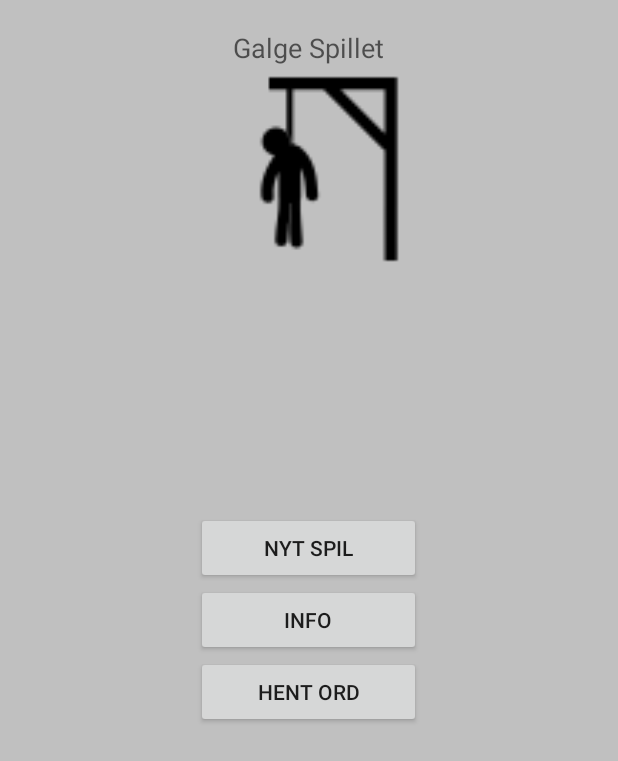
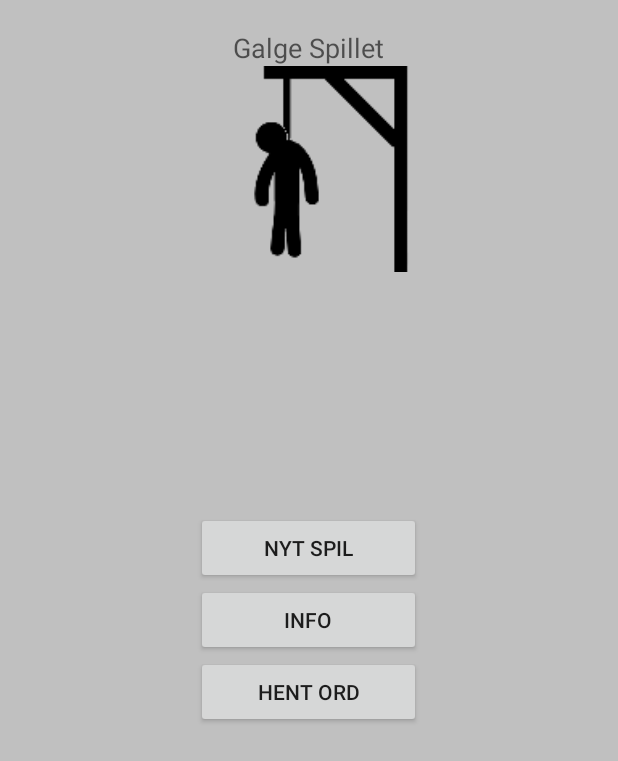
Before and after one commit to cookiesoldier/Lektions, an Android app: the screen it shows after launch (Activity_Main), on a phone screen of 412 x 824 dp. Shown: the top 761 px of the screen. Run offline under Robolectric (Android 15) with nearby library versions, the phone set to English and light mode, and no system bars.

Commit message:
Baggrund på logo. og ændret billedet på menu skærmen.

```diff
--- a/app/src/main/java/com/example/martinvieth/lektions/ui/Frag_menu.java
+++ b/app/src/main/java/com/example/martinvieth/lektions/ui/Frag_menu.java
@@ -39,7 +39,7 @@ public class Frag_menu extends Fragment implements View.OnClickListener {
         menuIV = (ImageView) rod.findViewById(R.id.imageView);
         menuIV.setMinimumWidth(width/3);
         menuIV.setMinimumHeight(width/3);
-        menuIV.setImageResource(R.mipmap.ic_launcher);
+        menuIV.setImageResource(R.mipmap.forkert6);
 
         btnWords = (Button) rod.findViewById(R.id.btnWords);
         btnWords.setText("Hent ord");
```
Also changed, not shown: app/src/main/ic_launcher-web.png (added), app/src/main/res/mipmap-hdpi/ic_launcher.png, app/src/main/res/mipmap-mdpi/ic_launcher.png, app/src/main/res/mipmap-xhdpi/ic_launcher.png, app/src/main/res/mipmap-xxhdpi/ic_launcher.png, app/src/main/res/mipmap-xxxhdpi/ic_launcher.png.
